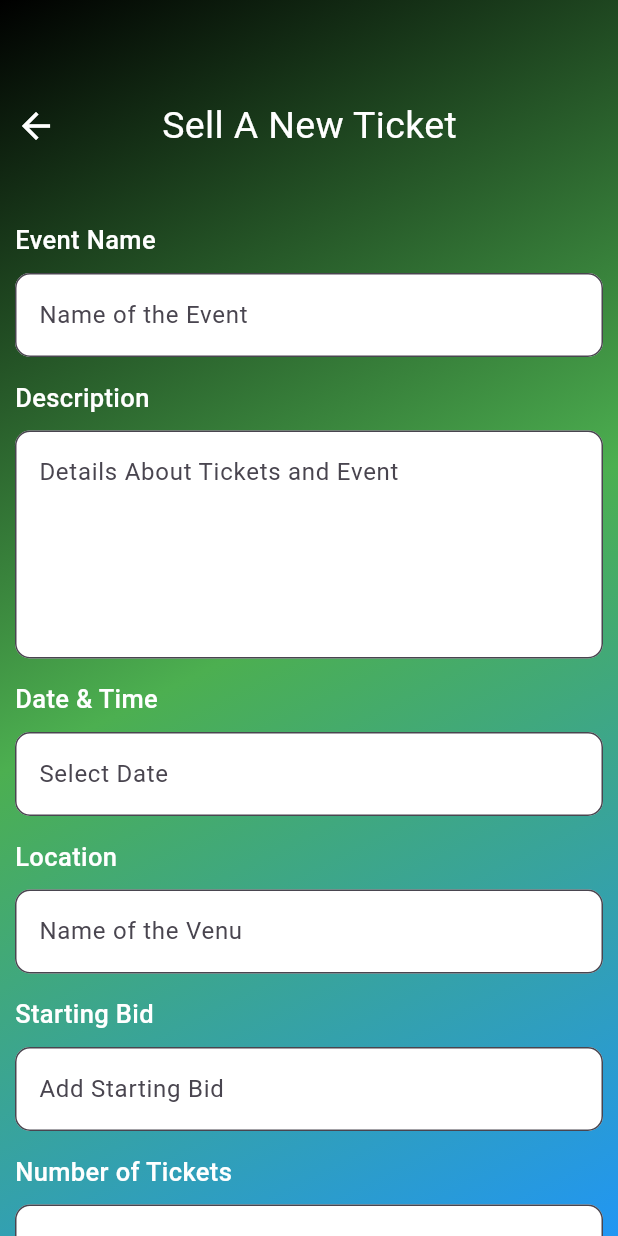
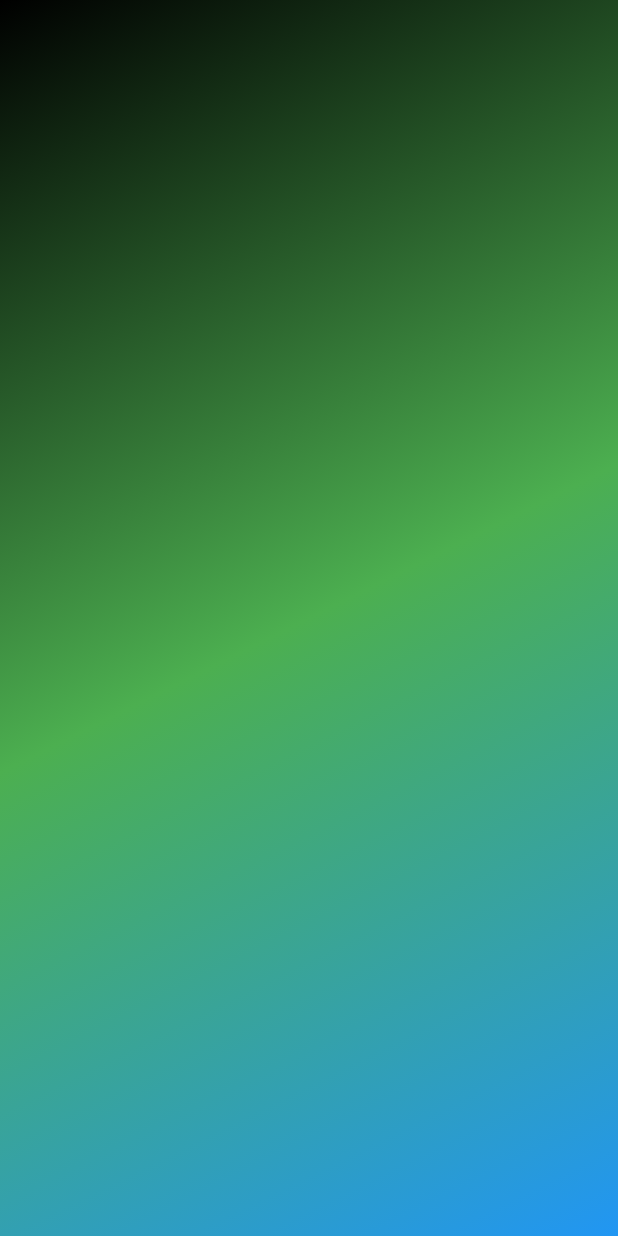
Before and after one commit to MubeenMohammed/ticket_sphere, a Flutter app: the screen it shows after launch, on a phone screen of 412 x 824 dp. Run offline on Flutter 3.47's test engine with Material 3 defaults, Android fonts, the phone set to English and light mode, and no system bars.

Commit message:
intialized the navigation

```diff
--- /dev/null
+++ b/lib/widgets/seller_home_page.dart
@@ -0,0 +1,32 @@
+import 'package:flutter/material.dart';
+import 'package:ticket_sphere/widgets/ticket_selling_page.dart';
+
+class SellerHomePage extends StatefulWidget {
+  const SellerHomePage({super.key});
+
+  @override
+  State<SellerHomePage> createState() {
+    return _SellerHomePageState();
+  }
+}
+
+class _SellerHomePageState extends State<SellerHomePage> {
+  @override
+  Widget build(BuildContext context) {
+    return Scaffold(
+      body: Container(
+        decoration: const BoxDecoration(
+          gradient: LinearGradient(
+            colors: [
+              Colors.black,
+              Colors.green,
+              Colors.blue,
+            ],
+            begin: Alignment.topLeft,
+            end: Alignment.bottomRight,
+          ),
+        ),
+      ),
+    );
+  }
+}
--- a/lib/widgets/ticket_selling_page.dart
+++ b/lib/widgets/ticket_selling_page.dart
@@ -10,20 +10,7 @@ class TicketSellingPage extends StatelessWidget {
 
   @override
   Widget build(BuildContext context) {
-    return Scaffold(
-      body: Container(
-        decoration: const BoxDecoration(
-          gradient: LinearGradient(
-            colors: [
-              Colors.black,
-              Colors.green,
-              Colors.blue,
-            ],
-            begin: Alignment.topLeft,
-            end: Alignment.bottomRight,
-          ),
-        ),
-        child: Center(
+    return Center(
       child: SingleChildScrollView(
         child: Column(
           crossAxisAlignment: CrossAxisAlignment.start,
@@ -132,8 +119,6 @@ class TicketSellingPage extends StatelessWidget {
           ],
         ),
       ),
-        ),
-      ),
     );
   }
 }
```
Also changed, not shown: lib/main.dart (+8 -11 lines). Lines whose indentation alone changed are shown as unchanged.
